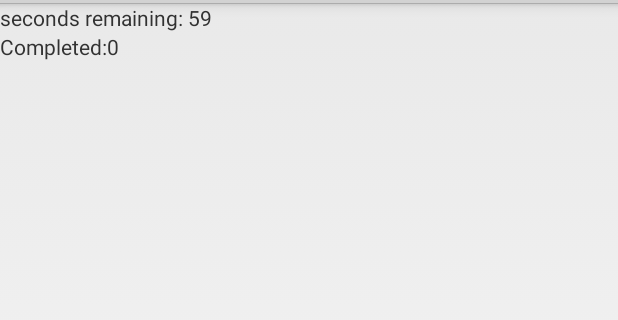
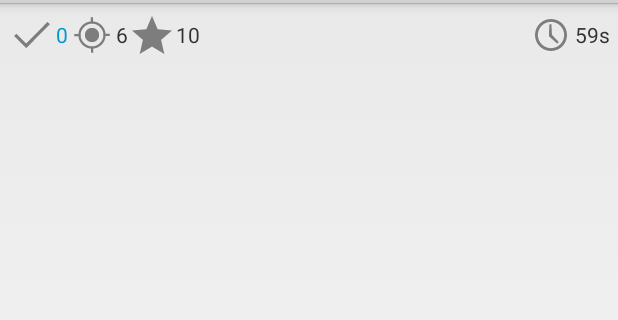
Before and after one commit to JayChetty/Trip, an Android app: the fragment RegionFragment shown on its own in the app's theme, after a tap on "Start", on a phone screen of 412 x 824 dp, the part 69-389 px from its top. Run offline under Robolectric (Android 15) with nearby library versions, the phone set to English and light mode, and no system bars; 7 statements that could not run were skipped.

Commit message:
style trip page

```diff
--- a/app/src/main/java/com/jaypaulchetty/trip/RegionFragment.java
+++ b/app/src/main/java/com/jaypaulchetty/trip/RegionFragment.java
@@ -34,6 +34,8 @@ public class RegionFragment extends Fragment {
     public static final String REGION_BEST_TIME = "com.jaypaulchetty.region.region_best_time";
     public static final String TRIP_LENGTH = "com.jaypaulchetty.region.trip_length";
     public static final String TRIP_DURATION = "com.jaypaulchetty.region.trip_duration";
+    public static final String TRIP_TARGET= "com.jaypaulchetty.region.trip_target";
+    public static final String TRIP_STAR = "com.jaypaulchetty.region.trip_star";
     private static final String TAG = "RegionFragment";
     private String mRegion;
     private TextView mRegionView,mBestScoreView, mTargetScoreView, mTargetStarView, mTimeTextView, mLevelView;
@@ -73,6 +75,8 @@ public class RegionFragment extends Fragment {
                 iTrip.putExtra(RegionChooserFragment.REGION_FOR_TRIPS, mRegion);
                 iTrip.putExtra(RegionFragment.TRIP_LENGTH, (mTripLength+2));
                 iTrip.putExtra(RegionFragment.TRIP_DURATION, (mDuration));
+                iTrip.putExtra(RegionFragment.TRIP_TARGET, (mRegionScores.getPassMark()));
+                iTrip.putExtra(RegionFragment.TRIP_STAR, (mRegionScores.getMeritMark()));
                 Log.d(TAG, "Length is" + mTripLength);
                 startActivityForResult(iTrip, REQUEST_PASSED);
                 Log.d(TAG, "Starting Trip");
--- a/app/src/main/java/com/jaypaulchetty/trip/TripFragment.java
+++ b/app/src/main/java/com/jaypaulchetty/trip/TripFragment.java
@@ -31,15 +31,13 @@ public class TripFragment extends Fragment {
     private TripArrayAdapter mAdapter;
     private static final String TAG ="ListFragment";
     private String mRegion;
-    private int mTripNum = 1;
-    private int mNumTrips = 10;
+
     private int mNumCompleted = 0;
-    private long mStartTime = 0;
-    private long mEndTime = 0;
-    private static final int sMistakesAllowed = 3;
     private int mTripLength = 3;
+    private int mTargetScore = 0;
+    private int mStarScore = 0;
     private long mDuration = 60000;
-    TextView mTimeView, mCountView;
+    TextView mTimeView, mCountView,mTargetScoreView, mTargetStarView;
     CountDownTimer mTimer;
     ListView mList;
 
@@ -50,6 +48,8 @@ public class TripFragment extends Fragment {
         mRegion = getActivity().getIntent().getStringExtra(RegionChooserFragment.REGION_FOR_TRIPS);
         mTripLength = getActivity().getIntent().getIntExtra(RegionFragment.TRIP_LENGTH, 1);
         mDuration = getActivity().getIntent().getLongExtra(RegionFragment.TRIP_DURATION, 1);
+        mTargetScore = getActivity().getIntent().getIntExtra(RegionFragment.TRIP_TARGET, 1);
+        mStarScore = getActivity().getIntent().getIntExtra(RegionFragment.TRIP_STAR, 1);
         Log.d(TAG, "fragment starting with region " +  mRegion);
         setTrip();
     }
@@ -66,15 +66,21 @@ public class TripFragment extends Fragment {
         mList = (ListView) v.findViewById(R.id.trip_list);
         mList.setAdapter(mAdapter);
         mCountView = (TextView) v.findViewById(R.id.count_view);
-        mCountView.setText("Completed:" + mNumCompleted);
+        mTargetScoreView = (TextView) v.findViewById(R.id.target_score_view);
+        mTargetStarView = (TextView) v.findViewById(R.id.star_score_view);
         mTimeView = (TextView) v.findViewById(R.id.time_view);
+
+        mCountView.setText(Integer.toString(mNumCompleted));
+
+        mTargetScoreView.setText(Integer.toString(mTargetScore));
+        mTargetStarView.setText(Integer.toString(mStarScore));
 
 
         mTimer = new CountDownTimer(mDuration, 1000) {
 
             public void onTick(long millisUntilFinished) {
 
-                mTimeView.setText("seconds remaining: " + millisUntilFinished / 1000);
+                mTimeView.setText(Long.toString(millisUntilFinished / 1000) + "s");
             }
 
             public void onFinish() {
@@ -102,7 +108,6 @@ public class TripFragment extends Fragment {
         mAdapter.clear();
         mAdapter.addAll(mTrip.getRoute(0));
         mAdapter.notifyDataSetChanged();
-        mTripNum++;
     }
 
     private Boolean answerPasses(ArrayList<String> answers){
@@ -145,7 +150,7 @@ public class TripFragment extends Fragment {
 
             if(answerPasses(answers)){
                 mNumCompleted++;
-                mCountView.setText("Completed:" + mNumCompleted);
+                mCountView.setText(Integer.toString(mNumCompleted));
 //                            Toast toast = Toast.makeText(this.getActivity(), "Correct!", Toast.LENGTH_LONG);
 //                            toast.show();
                 createNewTrip();
--- a/app/src/main/res/layout/fragment_region.xml
+++ b/app/src/main/res/layout/fragment_region.xml
@@ -102,7 +102,7 @@
             android:layout_width="wrap_content"
             android:layout_height="wrap_content"
             android:id="@+id/target_score_image_view"
-            android:src="@drawable/ic_action_accept"
+            android:src="@drawable/ic_action_location_found"
             />
 
         <TextView
--- a/app/src/main/res/layout/fragment_trip.xml
+++ b/app/src/main/res/layout/fragment_trip.xml
@@ -4,21 +4,107 @@
     android:orientation="vertical"
     >
 
-    <!-- TODO: Update blank fragment layout -->
     <ListView
         android:layout_width="match_parent"
         android:layout_height="wrap_content"
         android:id="@+id/trip_list"
         />
 
-    <TextView
+    <RelativeLayout xmlns:android="http://schemas.android.com/apk/res/android"
         android:layout_width="match_parent"
         android:layout_height="wrap_content"
-        android:id="@+id/time_view"
-        />
-    <TextView
-        android:layout_width="match_parent"
-        android:layout_height="wrap_content"
-        android:id="@+id/count_view"
-        />
+        android:orientation="horizontal"
+        >
+
+
+        <LinearLayout xmlns:android="http://schemas.android.com/apk/res/android"
+            android:layout_width="wrap_content"
+            android:layout_height="wrap_content"
+            android:orientation="horizontal"
+            android:layout_alignParentLeft="true"
+            android:padding="5dp"
+            android:id="@+id/score_layout"
+            >
+            <ImageView
+                android:layout_width="wrap_content"
+                android:layout_height="wrap_content"
+                android:id="@+id/count_image_view"
+                android:src="@drawable/ic_action_accept"
+                />
+
+            <TextView
+                android:layout_gravity="center"
+                android:layout_width="wrap_content"
+                android:layout_height="wrap_content"
+                android:id="@+id/count_view"
+                android:text="8"
+                android:textColor="@android:color/holo_blue_dark"
+                />
+
+            <ImageView
+                android:layout_width="wrap_content"
+                android:layout_height="wrap_content"
+                android:id="@+id/target_score_image_view"
+                android:src="@drawable/ic_action_location_found"
+                />
+            <TextView
+                android:layout_gravity="center"
+                android:layout_width="wrap_content"
+                android:layout_height="wrap_content"
+                android:id="@+id/target_score_view"
+                android:text="8"
+                />
+            <ImageView
+                android:layout_width="wrap_content"
+                android:layout_height="wrap_content"
+                android:id="@+id/star_score_image_view"
+                android:src="@drawable/ic_action_important"
+                />
+            <TextView
+                android:layout_gravity="center"
+                android:layout_width="wrap_content"
+                android:layout_height="wrap_content"
+                android:id="@+id/star_score_view"
+                android:text="8"
+                />
+        </LinearLayout>
+
+        <LinearLayout xmlns:android="http://schemas.android.com/apk/res/android"
+            android:layout_width="wrap_content"
+            android:layout_height="wrap_content"
+            android:orientation="horizontal"
+            android:layout_alignParentRight="true"
+            android:padding="5dp">
+
+            <ImageView
+                android:layout_width="wrap_content"
+                android:layout_height="wrap_content"
+                android:id="@+id/time_image_view"
+                android:src="@drawable/ic_action_time"
+                />
+
+            <TextView
+                android:layout_gravity="center"
+                android:layout_width="wrap_content"
+                android:layout_height="wrap_content"
+                android:id="@+id/time_view"
+                android:text="8"
+                />
+
+        </LinearLayout>
+
+
+    </RelativeLayout>
+
+    <!--<LinearLayout xmlns:android="http://schemas.android.com/apk/res/android"-->
+        <!--android:layout_width="wrap_content"-->
+        <!--android:layout_height="wrap_content"-->
+        <!--android:orientation="horizontal"-->
+        <!--android:layout_gravity="center"-->
+        <!-->-->
+
+    <!--</LinearLayout>-->
+
+
+
 </LinearLayout>
```
